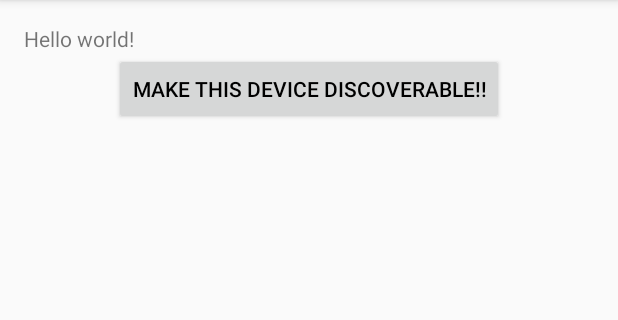
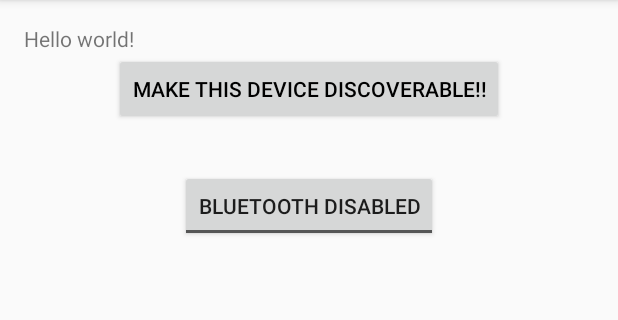
Before and after one commit to samcorcoran/CompetitiveColours, an Android app: the screen it shows after launch (MainActivity), on a phone screen of 412 x 824 dp, the part 84-404 px from its top. Run offline under Robolectric (Android 15) with nearby library versions, the phone set to English and light mode, and no system bars.

Commit message:
Added bluetooth enabled toggle

```diff
--- a/CompetitiveColours/app/src/main/res/layout/activity_main.xml
+++ b/CompetitiveColours/app/src/main/res/layout/activity_main.xml
@@ -23,4 +23,15 @@
         android:layout_centerHorizontal="true"
         android:textColor="@android:color/primary_text_light" />
 
+    <ToggleButton
+        android:layout_width="wrap_content"
+        android:layout_height="wrap_content"
+        android:id="@+id/toggle_bluetoothEnabled"
+        android:layout_marginTop="30dp"
+        android:checked="false"
+        android:textOn="@string/toggle_bluetooth_on"
+        android:textOff="@string/toggle_bluetooth_off"
+        android:layout_below="@+id/button_make_discoverable"
+        android:layout_centerHorizontal="true" />
+
 </RelativeLayout>
--- a/CompetitiveColours/app/src/main/res/values/strings.xml
+++ b/CompetitiveColours/app/src/main/res/values/strings.xml
@@ -3,6 +3,9 @@
 
     <string name="app_name">CompetitiveColours</string>
     <string name="hello_world">Hello world!</string>
-    <string name="action_settings">Settings</string><string name="button_make_discoverable">MAKE THIS DEVICE DISCOVERABLE!!</string>
+    <string name="action_settings">Settings</string>
+    <string name="button_make_discoverable">MAKE THIS DEVICE DISCOVERABLE!!</string>
+    <string name="toggle_bluetooth_off">Bluetooth Disabled</string>
+    <string name="toggle_bluetooth_on">Bluetooth Enabled</string>
 
 </resources>
```
